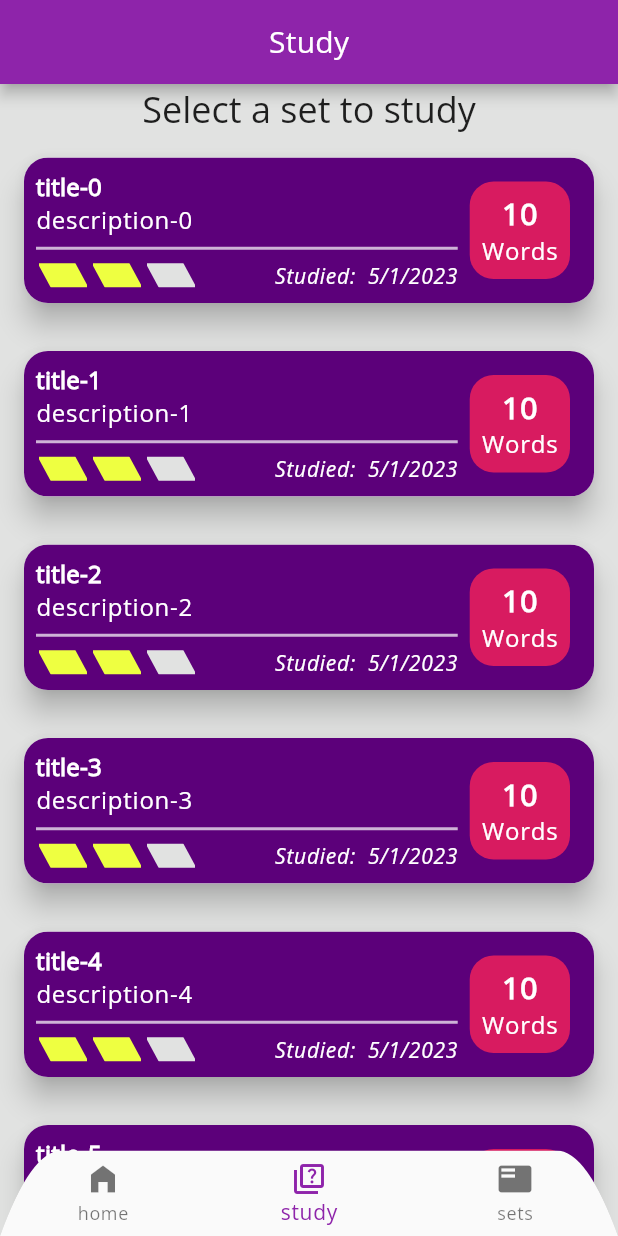
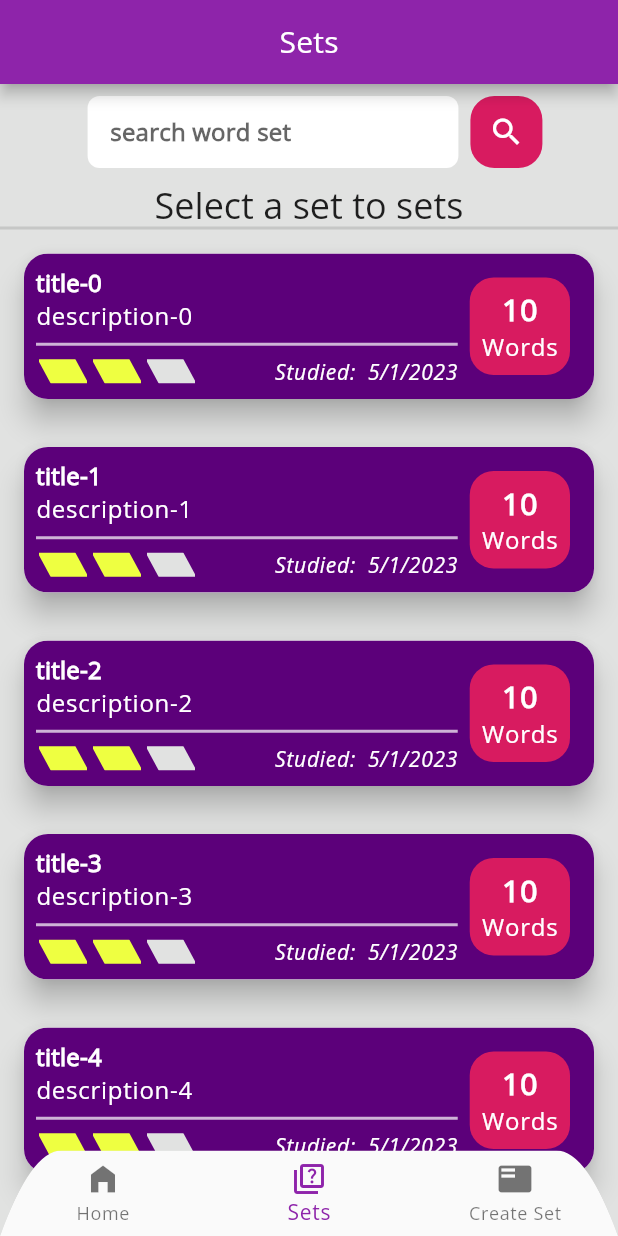
Before and after one commit to nhtY/learn-with-translation-v1.1, a Flutter app: the screen it shows after launch, item 2 of the bottom bar chosen, on a phone screen of 412 x 824 dp. Run offline on Flutter 3.47's test engine with Material 2 defaults, Android fonts, the phone set to English and light mode, and no system bars; our stand-ins replace percent_indicator.

Commit message:
rearrange the screens, change the page design. solve keyboard dismiss

```diff
--- a/lib/main.dart
+++ b/lib/main.dart
@@ -1,11 +1,10 @@
 import 'package:flutter/material.dart';
-import 'extensions/string_extensions.dart'; // package:learn_with_translation/
-import 'screens/sets/set_list_page.dart';
-import 'screens/study/study_page.dart';
+import 'package:learn_with_translation/screens/create_set/create_set_page.dart';
+import 'package:learn_with_translation/screens/sets/sets_page.dart';
+import 'extensions/string_extensions.dart';
 import 'screens/home/user_home_page.dart';
 
 import 'constants.dart';
-//import "extentions/string_extensions.dart";
 
 void main() {
   runApp(const MyApp());
@@ -71,18 +70,18 @@ class _MyHomePageState extends State<MyHomePage> {
   /// The order of the pages should be in line with the nav bars
   final _kTabPages = <Widget>[
     const HomePage(),
-    const StudyPage(),
-    const SetListPage()
+    const SetsPage(),
+    const CreateSetPage()
   ];
 
   /// The navigation bar items which are clickable. When click on it, related page will be shown.
   final _kBottomNavBarItems = <BottomNavigationBarItem>[
     const BottomNavigationBarItem(
-        icon: Icon(Icons.home_filled), label: 'home'),
+        icon: Icon(Icons.home_filled), label: 'Home'),
     const BottomNavigationBarItem(
-        icon: Icon(Icons.quiz_outlined), label: 'study'),
+        icon: Icon(Icons.quiz_outlined), label: 'Sets'),
     const BottomNavigationBarItem(
-        icon: Icon(Icons.featured_play_list), label: 'sets'),
+        icon: Icon(Icons.featured_play_list), label: 'Create Set'),
 
   ];
 
@@ -102,6 +101,7 @@ class _MyHomePageState extends State<MyHomePage> {
             // Set the current index to the clicked tab's index..
             onTap: (int index) {
               setState(() {
+
                 _currentTabIndex = index;
                 // set the appbar title according to current screen
                 _appBarTitle = _kBottomNavBarItems[index].label!;
@@ -115,7 +115,17 @@ class _MyHomePageState extends State<MyHomePage> {
       )
     );
 
-    return SafeArea(
+    return GestureDetector(
+      onTap: () {
+        //FocusScopeNode currentFocus = FocusScope.of(context);
+        FocusManager.instance.primaryFocus?.unfocus();
+        // if (!currentFocus.hasPrimaryFocus) {
+        //   setState(() {
+        //     currentFocus.unfocus();
+        //   });
+        // }
+      },
+      child: SafeArea(
         child: Scaffold(
           appBar: AppBar(
             title: Center(child: Text(_appBarTitle))
@@ -127,10 +137,12 @@ class _MyHomePageState extends State<MyHomePage> {
           floatingActionButton: _currentTabIndex != 2 ? Container() :
           FloatingActionButton(
             onPressed: (){
-            print("create a new set");
+              print("create a new word");
             },
             child: const Icon(
                 Icons.add
+            ),
+            tooltip: "add new word",
           ),
         ),
       ),
--- a/lib/model/word.dart
+++ b/lib/model/word.dart
@@ -1,15 +1,24 @@
 
 class Word {
+  late int _id;
   late String _original;
   late String _translation;
+  late String _imgURL;
   late bool _success;  // When taking quiz, if user knows translation correctly
 
-  Word(this._original, this._translation, this._success);
+  Word(this._id, this._original, this._translation, this._imgURL, this._success);
 
   bool get success => _success;
 
   set success(bool value) {
     _success = value;
+  }
+
+
+  String get imgURL => _imgURL;
+
+  set imgURL(String value) {
+    _imgURL = value;
   }
 
   String get translation => _translation;
@@ -23,4 +32,10 @@ class Word {
   set original(String value) {
     _original = value;
   }
+
+  int get id => _id;
+
+  set id(int value) {
+    _id = value;
+  }
 }
--- /dev/null
+++ b/lib/screens/create_set/create_set_page.dart
@@ -0,0 +1,105 @@
+
+
+import 'package:flutter/material.dart';
+
+import '../../model/word.dart';
+
+class CreateSetPage extends StatefulWidget {
+  const CreateSetPage({Key? key}) : super(key: key);
+  final String title = "Create a Word Set";
+
+  @override
+  _CreateSetPageState createState() => _CreateSetPageState();
+}
+
+class _CreateSetPageState extends State<CreateSetPage> {
+  late List<Word> _wordList;
+
+  @override
+  void initState() {
+    _wordList = generateWordList();
+    super.initState();
+  }
+
+  @override
+  Widget build(BuildContext context) {
+    return Center(
+      child: Column(
+        children: [
+          Text(
+            "Select a set to sets",
+            style: Theme.of(context).textTheme.headline5,
+          ),
+          Expanded(
+            child: ListView.builder(
+              keyboardDismissBehavior: ScrollViewKeyboardDismissBehavior.manual,
+                //shrinkWrap: true,
+                physics: const AlwaysScrollableScrollPhysics(),
+                itemCount: _wordList.length,
+                itemBuilder: (BuildContext context, int index) {
+                  var word = _wordList[index];
+                  print(
+                      "${word.id} - original: ${word.original}, translation: ${word.translation}, url: ${word.imgURL}, success: ${word.success}");
+                  return listElement(word);
+                }),
+          ),
+          // SizedBox(
+          //   height: MediaQuery.of(context).padding.bottom,
+          // )
+        ],
+      ),
+    );
+  }
+
+  List<Word> generateWordList() {
+    return List.generate(
+        10,
+        (index) => index < 6
+            ? Word(index, "TR-word", "ENG-word", "img-url", true)
+            : Word(index, "TR-word", "ENG-word", "img-url", true));
+  }
+
+  Widget listElement(Word word) {
+    return Container(
+        //decoration: BoxDecoration(color: Colors.transparent,borderRadius: BorderRadius.circular(16),),
+        margin: const EdgeInsets.all(16),
+        child: Material(
+            elevation: 8,
+            borderRadius: BorderRadius.circular(16), // same with child
+            child: InkWell(
+                splashColor: Colors.white30,
+                onTap: () {
+                  print("The WORD with id: ${word.id} is clicked");
+
+                },
+                child: Ink(
+                    padding: const EdgeInsets.all(8),
+                    decoration: BoxDecoration(
+                      color: Theme.of(context)
+                          .primaryColorDark, //Theme.of(context).colorScheme.surface,
+                      borderRadius: BorderRadius.circular(16),
+                    ),
+                    child: Row(children: [
+                      Expanded(
+                        child: Column(
+                          crossAxisAlignment: CrossAxisAlignment.start,
+                          children: [
+                            Text(
+                              word.original,
+                              style: Theme.of(context).textTheme.subtitle2,
+                            ),
+                            Text(
+                              word.translation,
+                              style: Theme.of(context).textTheme.bodyText1,
+                            ),
+                            const Divider(
+                              thickness: 2,
+                              color: Colors.white70,
+                            ),
+                          ],
+                        ),
+                      ),
+                      Container(),
+                    ])))));
+  }
+}
--- /dev/null
+++ b/lib/screens/sets/sets_page.dart
@@ -0,0 +1,207 @@
+import 'package:flutter/material.dart';
+import 'package:learn_with_translation/model/word.dart';
+import 'package:learn_with_translation/model/word_set.dart';
+
+import '../create_set/create_set_page.dart';
+import 'components/last_studied.dart';
+import 'components/number_of_words.dart';
+import 'components/success_widget.dart';
+
+class SetsPage extends StatefulWidget {
+  const SetsPage({Key? key}) : super(key: key);
+  final String title = "Study";
+
+  @override
+  _SetsPageState createState() => _SetsPageState();
+}
+
+class _SetsPageState extends State<SetsPage> {
+  late List<WordSet> _wordList;
+
+  final FocusNode _focus = FocusNode();
+  final TextEditingController _controller = TextEditingController();
+
+  @override
+  void initState() {
+    _wordList = generateWordSetList();
+    //_focus.addListener(_onFocusChange);
+    super.initState();
+  }
+
+  @override
+  void dispose() {
+    super.dispose();
+    // _focus.removeListener(_onFocusChange);
+    // _focus.dispose();
+  }
+
+  void _onFocusChange() {
+    // debugPrint("Focus: ${_focus.hasFocus.toString()}");
+  }
+
+  @override
+  Widget build(BuildContext context) {
+    return Column(
+      children: [
+        searchBox(),
+        Text(
+          "Select a set to sets",
+          style: Theme.of(context).textTheme.headline5,
+        ),
+        const Divider(thickness: 2, height: 0),
+        Expanded(
+          child: ListView.builder(
+              //shrinkWrap: true,
+              keyboardDismissBehavior: ScrollViewKeyboardDismissBehavior.onDrag,
+              physics: const AlwaysScrollableScrollPhysics(),
+              itemCount: _wordList.length,
+              itemBuilder: (BuildContext context, int index) {
+                var wordSet = _wordList[index];
+                print("${wordSet.id} - success rate: ${wordSet.successRate}");
+                return listElement(wordSet);
+              }),
+        ),
+        // SizedBox(
+        //   height: MediaQuery.of(context).padding.bottom,
+        // )
+      ],
+    );
+  }
+
+  List<WordSet> generateWordSetList() {
+    return List.generate(6, (index) {
+      var words = List.generate(
+          10,
+          (index) => index < 6
+              ? Word(index, "TR-word", "ENG-worn", "img-url", true)
+              : Word(index, "TR-word", "ENG-worn", "img-url", false));
+      var successRate =
+          (words.where((element) => element.success == true)).length /
+              words.length;
+      return WordSet(index, "title-$index", "description-$index", words.length,
+          successRate, DateTime.now(),
+          wordList: words);
+    });
+  }
+
+  Widget listElement(WordSet wordSet) {
+    return Container(
+      //decoration: BoxDecoration(color: Colors.transparent,borderRadius: BorderRadius.circular(16),),
+      margin: const EdgeInsets.all(16),
+
+      child: Material(
+        elevation: 8,
+        borderRadius: BorderRadius.circular(16), // same with child
+        child: InkWell(
+          splashColor: Colors.white30,
+          onTap: () {
+            print("The wordSet with id: ${wordSet.id} is clicked");
+            if (_focus.hasFocus) {
+              // dismiss keyboard
+              FocusManager.instance.primaryFocus?.unfocus();
+            } else {
+              // delayed to see the splash effect
+              Future.delayed(const Duration(milliseconds: 50), () =>Navigator.of(context).push(
+                MaterialPageRoute(
+                  builder: (BuildContext context) => const CreateSetPage(),
+                ),
+              ));
+            }
+          },
+          child: Ink(
+            padding: const EdgeInsets.all(8),
+            decoration: BoxDecoration(
+              color: Theme.of(context)
+                  .primaryColorDark, //Theme.of(context).colorScheme.surface,
+              borderRadius: BorderRadius.circular(16),
+            ),
+            child: Row(
+              children: [
+                Expanded(
+                    child: Column(
+                  crossAxisAlignment: CrossAxisAlignment.start,
+                  children: [
+                    Text(
+                      wordSet.title,
+                      style: Theme.of(context).textTheme.subtitle2,
+                    ),
+                    Text(
+                      wordSet.description,
+                      style: Theme.of(context).textTheme.bodyText1,
+                    ),
+                    const Divider(
+                      thickness: 2,
+                      color: Colors.white70,
+                    ),
+                    Row(
+                      mainAxisAlignment: MainAxisAlignment.spaceBetween,
+                      children: [
+                        SuccessWidget(
+                          successRate: wordSet.successRate,
+                        ),
+                        LastStudied(wordSet: wordSet)
+                      ],
+                    )
+                  ],
+                )),
+                NumberOfWords(wordSet: wordSet),
+              ],
+            ),
+          ),
+        ),
+      ),
+    );
+  }
+
+  Widget searchBox() {
+    var w = MediaQuery.of(context).size.width;
+    // var h = MediaQuery.of(context).size.height;
+
+    return Row(
+      mainAxisAlignment: MainAxisAlignment.center,
+      children: [
+        Container(
+          //height: 32,
+          width: w * .6,
+          margin: const EdgeInsets.all(8),
+          //padding: const EdgeInsets.all(8),
+          decoration: BoxDecoration(
+              color: Theme.of(context).colorScheme.surface,
+              borderRadius: BorderRadius.circular(8)),
+          child: TextField(
+            focusNode: _focus,
+            controller: _controller,
+            decoration: const InputDecoration(
+                focusedBorder: InputBorder.none,
+                enabledBorder: InputBorder.none,
+                errorBorder: InputBorder.none,
+                disabledBorder: InputBorder.none,
+                contentPadding:
+                    EdgeInsets.only(left: 15, bottom: 11, top: 11, right: 15),
+                hintText: "search word set"),
+          ),
+        ),
+        Material(
+          color: Theme.of(context).colorScheme.secondary,
+          borderRadius: BorderRadius.circular(16),
+          child: IconButton(
+            onPressed: () {
+              print("Search for: ...Önce search sonra keyboard dismiss");
+              // dissmiss keyboard
+              FocusManager.instance.primaryFocus?.unfocus();
+              // delayed to see the splash effect
+              Future.delayed(const Duration(milliseconds: 50), () =>Navigator.of(context).push(
+                MaterialPageRoute(
+                  builder: (BuildContext context) => const CreateSetPage(),
+                ),
+              ));
+            },
+            splashColor: Colors.white,
+            icon: Icon(Icons.search,
+                color: Theme.of(context).colorScheme.onSecondary),
+          ),
+        )
+      ],
+    );
+  }
+}
--- a/lib/screens/study/study_page.dart
+++ /dev/null
@@ -1,187 +0,0 @@
-import 'dart:ui';
-
-import 'package:flutter/material.dart';
-import 'package:learn_with_translation/model/word.dart';
-import 'package:learn_with_translation/model/word_set.dart';
-
-import 'components/last_studied.dart';
-import 'components/number_of_words.dart';
-import 'components/success_widget.dart';
-
-class StudyPage extends StatefulWidget {
-  const StudyPage({Key? key}) : super(key: key);
-  final String title = "Study";
-
-  @override
-  _StudyPageState createState() => _StudyPageState();
-}
-
-class _StudyPageState extends State<StudyPage> {
-  late List<WordSet> _wordSets;
-
-  @override
-  void initState() {
-    _wordSets = generateWordSetList();
-    super.initState();
-  }
-
-  @override
-  Widget build(BuildContext context) {
-    return Center(
-      child: Column(
-        children: [
-          Text("Select a set to study", style: Theme.of(context).textTheme.headline5,),
-          Expanded(
-            child: ListView.builder(
-                //shrinkWrap: true,
-                physics: const AlwaysScrollableScrollPhysics(),
-                itemCount: _wordSets.length,
-                itemBuilder: (BuildContext context, int index) {
-                  var wordSet = _wordSets[index];
-                  print("${wordSet.id} - success rate: ${wordSet.successRate}");
-                  return listElement(wordSet);
-                }),
-          ),
-          // SizedBox(
-          //   height: MediaQuery.of(context).padding.bottom,
-          // )
-        ],
-      ),
-    );
-  }
-
-  List<WordSet> generateWordSetList() {
-    return List.generate(6, (index) {
-      var words =
-          List.generate(10, (index) => index < 6? Word("TR-word", "ENG-worn", true) : Word("TR-word", "ENG-worn", false));
-      var successRate =
-          (words.where((element) => element.success == true)).length /
-              words.length;
-      return WordSet(index, "title-$index", "description-$index", words.length,
-          successRate, DateTime.now(),
-          wordList: words);
-    });
-  }
-
-  Widget listElement(WordSet wordSet) {
-    return Container(
-      //decoration: BoxDecoration(color: Colors.transparent,borderRadius: BorderRadius.circular(16),),
-      margin:const EdgeInsets.all(16),
-
-      child: Material(
-        elevation: 8,
-        borderRadius: BorderRadius.circular(16), // same with child
-        child: InkWell(
-          splashColor: Colors.white30,
-          onTap: (){
-            print("The wordSet with id: ${wordSet.id} is clicked");
-          },
-          child: Ink(
-            padding: const EdgeInsets.all(8),
-            decoration: BoxDecoration(
-              color: Theme.of(context)
-                  .primaryColorDark, //Theme.of(context).colorScheme.surface,
-              borderRadius: BorderRadius.circular(16),
-            ),
-            child: Row(
-              children: [
-                Expanded(
-                    child: Column(
-                  crossAxisAlignment: CrossAxisAlignment.start,
-                  children: [
-                    Text(
-                      wordSet.title,
-                      style: Theme.of(context).textTheme.subtitle2,
-                    ),
-                    Text(
-                      wordSet.description,
-                      style: Theme.of(context).textTheme.bodyText1,
-                    ),
-                    const Divider(
-                      thickness: 2,
-                      color: Colors.white70,
-                    ),
-                    Row(
-                      mainAxisAlignment: MainAxisAlignment.spaceBetween,
-                      children: [
-                        SuccessWidget(successRate: wordSet.successRate,),
-                        LastStudied(wordSet: wordSet)
-                      ],
-                    )
-                  ],
-                )),
-                NumberOfWords(wordSet: wordSet),
-              ],
-            ),
-          ),
-        ),
-      ),
-    );
-  }
-
-  Widget successWidget(double succcessRate) {
-    var colors = [
-      Theme.of(context).colorScheme.background,
-      Theme.of(context).colorScheme.background,
-      Theme.of(context).colorScheme.background
-    ];
-
-    if (succcessRate <= .5) {
-      colors[0] = Colors.deepOrange;
-    } else if (.5 < succcessRate && succcessRate < .75) {
-      colors[0] = Colors.limeAccent;
-      colors[1] = Colors.limeAccent;
-    } else {
-      colors[0] = Colors.lightGreenAccent;
-      colors[1] = Colors.lightGreenAccent;
-      colors[2] = Colors.lightGreenAccent;
-    }
-
-    return Row(
-      children: [
-        successRateBox(colors[0]),
-        successRateBox(colors[1]),
-        successRateBox(colors[2]),
-      ],
-    );
-  }
-
-  Widget successRateBox(Color color) {
-    return ClipPath(
-      clipper: SuccessRateClipper(),
-      child: Container(
-        margin: const EdgeInsets.all(2),
-        //padding: EdgeInsets.all(2),
-        width: 32,
-        height: 16,
-        color: color,
-      ),
-    );
-  }
-
-
-}
-
-
-
-class SuccessRateClipper extends CustomClipper<Path> {
-  @override
-  Path getClip(Size size) {
-    var w = size.width;
-    var h = size.height;
-    Path path0 = Path();
-    path0.lineTo(w * .3, h);
-    path0.lineTo(w, h);
-    path0.lineTo(w * .7, 0);
-    path0.close();
-
-    return path0;
-    //throw UnimplementedError();
-  }
-
-  @override
-  bool shouldReclip(covariant CustomClipper<Path> oldClipper) {
-    // TODO: implement shouldReclip
-    return true;
-  }
-}
```
Also changed, not shown: lib/screens/sets/set_list_page.dart (deleted, +0 -19 lines), lib/screens/sets/components/last_studied.dart (renamed from lib/screens/study/components/last_studied.dart), lib/screens/sets/components/number_of_words.dart (renamed from lib/screens/study/components/number_of_words.dart), lib/screens/sets/components/success_widget.dart (renamed from lib/screens/study/components/success_widget.dart). Lines whose indentation alone changed are shown as unchanged.
